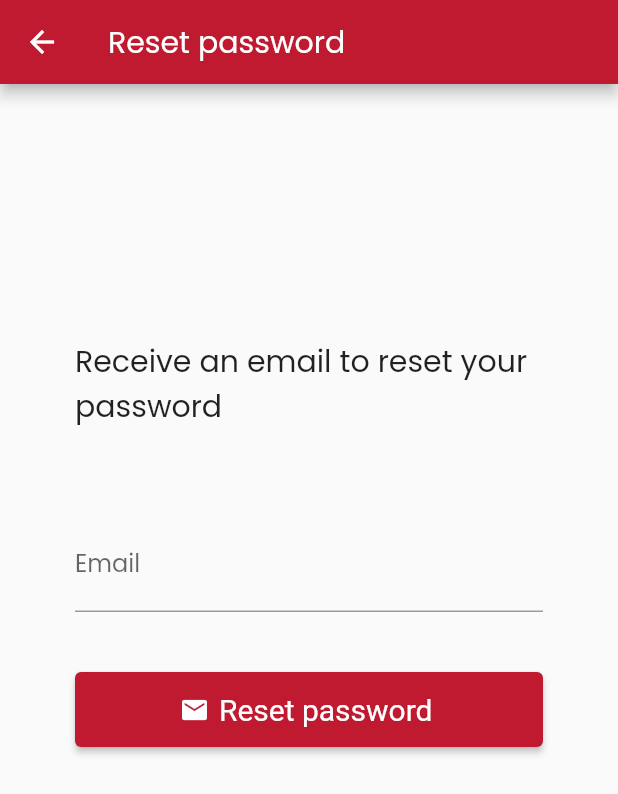
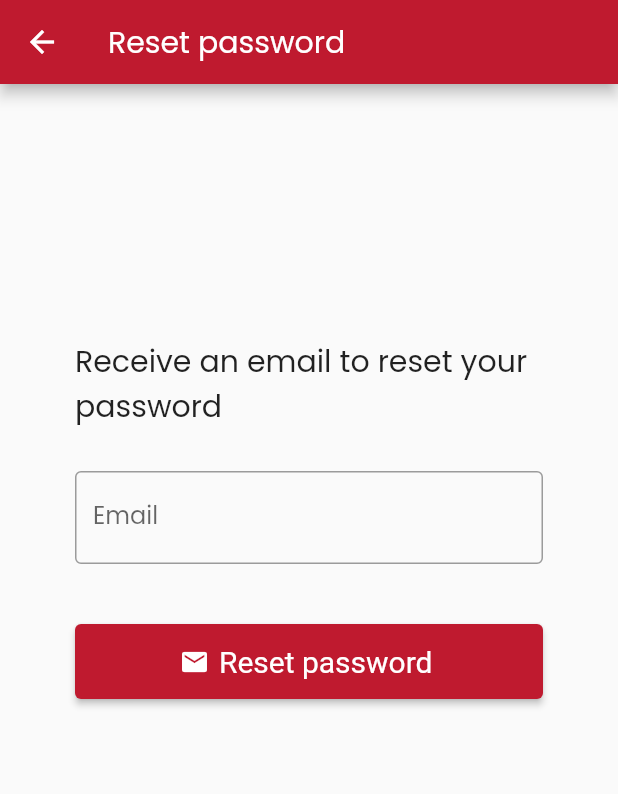
Before and after one commit to AyaFayed/GUC-Connect, a Flutter app: the ForgotPassword screen opened directly, on a phone screen of 412 x 824 dp. Shown: the top 794 px of the screen. Run offline on Flutter 3.47's test engine with Material 2 defaults, Android fonts, the phone set to English and light mode, and no system bars; our stand-ins replace cloud_firestore, file_picker, firebase_auth, firebase_core, firebase_messaging, firebase_storage and 7 more; missing offline and left inert: flutter_downloader; accounts and stored records are empty.

Commit message:
UI fixes

```diff
--- a/lib/screens/authenticate/forgot_password.dart
+++ b/lib/screens/authenticate/forgot_password.dart
@@ -69,9 +69,10 @@ class _ForgotPasswordState extends State<ForgotPassword> {
                       'Receive an email to reset your password',
                       style: TextStyle(fontSize: Sizes.medium),
                     ),
-                    const SizedBox(height: 60.0),
+                    const SizedBox(height: 28.0),
                     TextFormField(
-                      decoration: const InputDecoration(labelText: 'Email'),
+                      decoration: const InputDecoration(
+                          border: OutlineInputBorder(), labelText: 'Email'),
                       validator: (val) => val!.isEmpty ? Errors.required : null,
                       controller: controllerEmail,
                     ),
--- a/lib/widgets/buttons/floating_btn.dart
+++ b/lib/widgets/buttons/floating_btn.dart
@@ -31,7 +31,7 @@ class _FloatingBtnState extends State<FloatingBtn> {
   Widget build(BuildContext context) {
     return FloatingActionButton.extended(
       onPressed: _isButtonDisabled ? null : onPressed,
-      backgroundColor: AppColors.dark,
+      backgroundColor: AppColors.confirm,
       label: Text(
         _isButtonDisabled ? 'Loading...' : widget.text,
       ),
--- a/lib/widgets/buttons/large_btn.dart
+++ b/lib/widgets/buttons/large_btn.dart
@@ -36,7 +36,7 @@ class _LargeBtnState extends State<LargeBtn> {
         style: ElevatedButton.styleFrom(
             minimumSize: const Size.fromHeight(50.0),
             textStyle: TextStyle(fontSize: Sizes.medium),
-            backgroundColor: widget.color ?? AppColors.dark),
+            backgroundColor: widget.color ?? AppColors.confirm),
         onPressed:
             _isButtonDisabled || (widget.onPressed == null) ? null : onPressed,
         child: Text(
```
